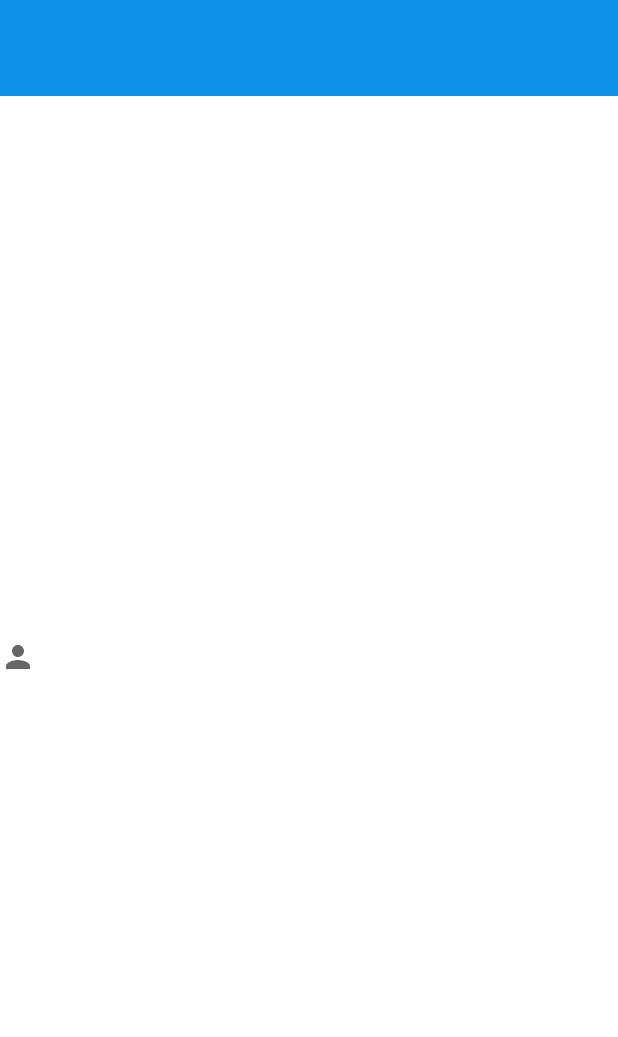
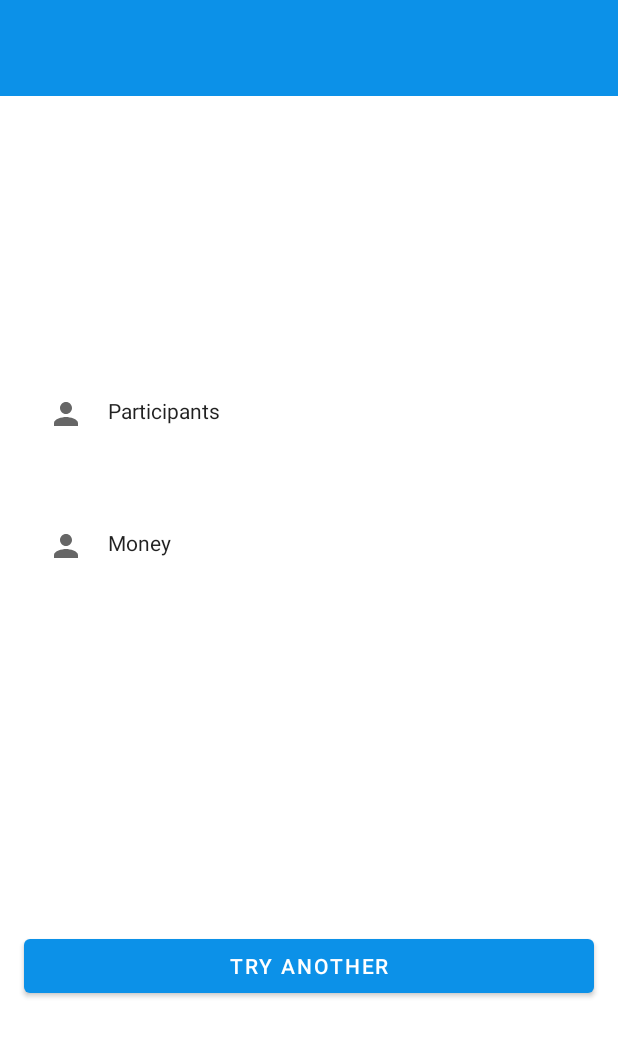
Before and after one commit to ivanxgb/NotBoredAlkemy, an Android app: the NotBoringActivity screen opened directly, with no data from a screen before it, on a phone screen of 412 x 824 dp. Shown: the top 1037 px of the screen. Run offline under Robolectric (Android 15) with nearby library versions, the phone set to English and light mode, and no system bars.

Commit message:
Boring Activity added

```diff
--- a/app/src/main/res/layout/activity_not_boring.xml
+++ b/app/src/main/res/layout/activity_not_boring.xml
@@ -4,35 +4,137 @@
     android:layout_width="match_parent"
     android:layout_height="match_parent"
     xmlns:app="http://schemas.android.com/apk/res-auto"
-    tools:context=".ui.boring.NotBoringActivity">
-
-    <include
-        android:id="@+id/include"
-        layout="@layout/toolbar_base" />
+    tools:context=".ui.boring.NotBoringActivity"
+    >
+    <include layout="@layout/toolbar_base" />
 
     <TextView
-        android:id="@+id/tvTitleActivity"
-        style="@style/TextAppearance.AppCompat.SearchResult.Title"
+        android:id="@+id/tvActivityName"
         android:layout_width="wrap_content"
         android:layout_height="wrap_content"
+        android:hyphenationFrequency="full"
+        android:textAlignment="center"
+        android:textSize="@dimen/textTitleSize"
+        style="@style/TextAppearance.AppCompat.Title"
+        android:textStyle="bold"
         app:layout_constraintBottom_toBottomOf="parent"
         app:layout_constraintEnd_toEndOf="parent"
         app:layout_constraintStart_toStartOf="parent"
-        app:layout_constraintTop_toTopOf="@+id/include"
+        app:layout_constraintTop_toTopOf="parent"
+        app:layout_constraintVertical_bias="0.201"
         tools:text="Learn how to play a new sport" />
 
     <ImageView
+        android:id="@+id/ivParticipants"
         android:layout_width="wrap_content"
         android:layout_height="wrap_content"
-        app:layout_constraintTop_toBottomOf="@id/tvTitleActivity"
         android:src="@drawable/ic_baseline_person_24"
+        app:layout_constraintTop_toBottomOf="@id/tvActivityName"
         app:layout_constraintStart_toStartOf="parent"
+        android:layout_marginStart="@dimen/marginL"
+        android:layout_marginTop="@dimen/marginXL"
+        tools:ignore="ContentDescription" />
+
+    <TextView
+        android:id="@+id/tvParticipantsTitle"
+        android:layout_width="wrap_content"
+        android:layout_height="wrap_content"
+        android:text="@string/participants"
+        app:layout_constraintTop_toTopOf="@id/ivParticipants"
+        style="@style/TextAppearance.AppCompat.Body1"
+        app:layout_constraintStart_toEndOf="@id/ivParticipants"
+        android:layout_marginStart="@dimen/marginM"
         />
 
 
+    <TextView
+        android:id="@+id/tvParticipantsNumber"
+        android:layout_width="wrap_content"
+        android:layout_height="wrap_content"
+        tools:text="1"
+        app:layout_constraintTop_toTopOf="@id/tvParticipantsTitle"
+        style="@style/TextAppearance.AppCompat.Body1"
+        app:layout_constraintEnd_toEndOf="parent"
+        android:layout_marginEnd="@dimen/marginL"
+        />
 
 
+    <ImageView
+        android:id="@+id/ivMoney"
+        android:layout_width="wrap_content"
+        android:layout_height="wrap_content"
+        android:src="@drawable/ic_baseline_person_24"
+        app:layout_constraintTop_toBottomOf="@id/ivParticipants"
+        app:layout_constraintStart_toStartOf="parent"
+        android:layout_marginStart="@dimen/marginL"
+        android:layout_marginTop="@dimen/marginXL"
+        tools:ignore="ContentDescription" />
 
+    <TextView
+        android:id="@+id/tvMoneyTitle"
+        android:layout_width="wrap_content"
+        android:layout_height="wrap_content"
+        android:text="Money"
+        app:layout_constraintTop_toTopOf="@id/ivMoney"
+        style="@style/TextAppearance.AppCompat.Body1"
+        app:layout_constraintStart_toEndOf="@id/ivMoney"
+        android:layout_marginStart="@dimen/marginM"
+        />
+
+
+    <TextView
+        android:id="@+id/tvMoneyAmount"
+        android:layout_width="wrap_content"
+        android:layout_height="wrap_content"
+        tools:text="Medium"
+        style="@style/TextAppearance.AppCompat.Body1"
+        app:layout_constraintTop_toTopOf="@id/tvMoneyTitle"
+        app:layout_constraintEnd_toEndOf="parent"
+        android:layout_marginEnd="@dimen/marginL"
+        />
+
+
+    <LinearLayout
+        android:id="@+id/viewCategory"
+        android:layout_width="wrap_content"
+        android:layout_height="wrap_content"
+        android:orientation="horizontal"
+        app:layout_constraintTop_toBottomOf="@id/ivMoney"
+        app:layout_constraintStart_toStartOf="parent"
+        android:layout_marginStart="@dimen/marginL"
+        android:layout_marginTop="@dimen/marginXL"
+        android:visibility="invisible"
+        tools:visibility="visible"
+        tools:ignore="UseCompoundDrawables">
+
+        <ImageView
+            android:id="@+id/ivCategory"
+            android:layout_width="wrap_content"
+            android:layout_height="wrap_content"
+            android:src="@drawable/ic_baseline_category_24"
+            tools:ignore="ContentDescription" />
+        <TextView
+            android:id="@+id/tvCategory"
+            android:layout_width="wrap_content"
+            android:layout_height="wrap_content"
+            tools:text="Relaxation"
+            style="@style/TextAppearance.AppCompat.Body1"
+            android:layout_marginStart="@dimen/marginM"
+            />
+    </LinearLayout>
+
+
+    <Button
+        android:id="@+id/btnTryAnother"
+        android:layout_marginHorizontal="@dimen/marginM"
+        android:layout_width="0dp"
+        android:layout_height="wrap_content"
+        android:text="Try Another"
+        app:layout_constraintTop_toBottomOf="@id/viewCategory"
+        app:layout_constraintBottom_toBottomOf="parent"
+        app:layout_constraintStart_toStartOf="parent"
+        app:layout_constraintEnd_toEndOf="parent"
+        />
 
 
 </androidx.constraintlayout.widget.ConstraintLayout>
```
